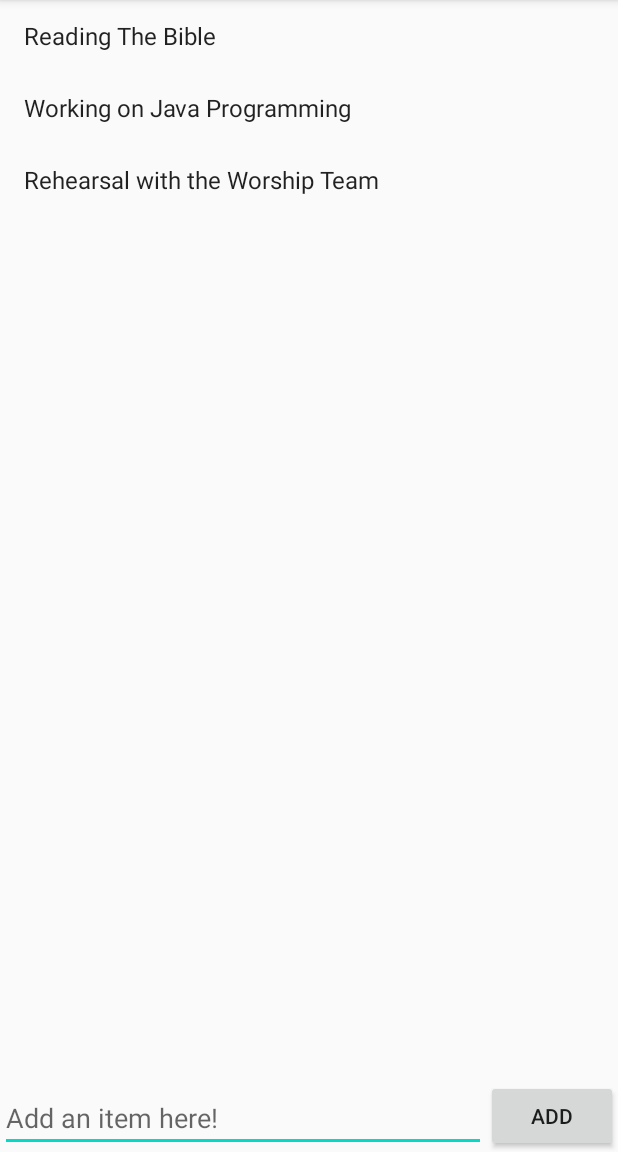
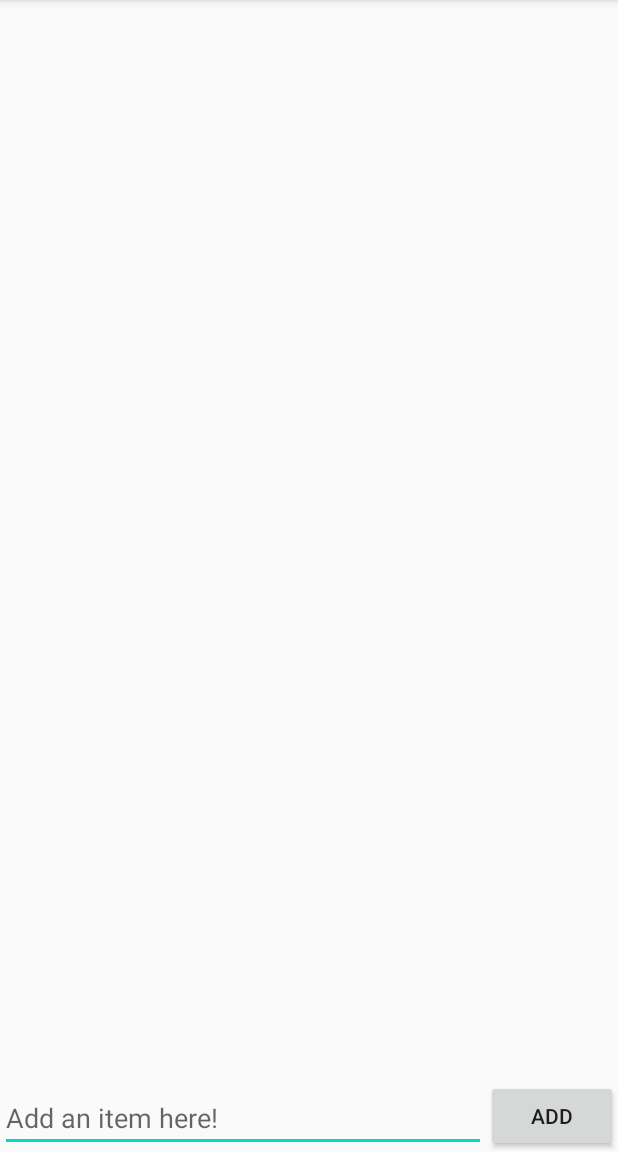
Before and after one commit to djken/Simple-Todo-App, an Android app: the screen it shows after launch (MainActivity), after a tap on "ADD", on a phone screen of 412 x 824 dp, the part 84-1236 px from its top. Run offline under Robolectric (Android 15) with nearby library versions, the phone set to English and light mode, and no system bars.

Commit message:
Read and write items on a file

```diff
--- a/app/build.gradle
+++ b/app/build.gradle
@@ -32,4 +32,5 @@ dependencies {
     androidTestImplementation 'androidx.test.ext:junit:1.1.1'
     androidTestImplementation 'androidx.test.espresso:espresso-core:3.2.0'
     implementation 'androidx.recyclerview:recyclerview:1.1.0'
+    implementation 'commons-io:commons-io:2.6'
 }
--- a/app/src/main/java/com/example/todoapp/MainActivity.java
+++ b/app/src/main/java/com/example/todoapp/MainActivity.java
@@ -6,11 +6,17 @@ import androidx.recyclerview.widget.LinearLayoutManager;
 import androidx.recyclerview.widget.RecyclerView;
 
 import android.os.Bundle;
+import android.util.Log;
 import android.view.View;
 import android.widget.Button;
 import android.widget.EditText;
 import android.widget.Toast;
 
+import org.apache.commons.io.FileUtils;
+
+import java.io.File;
+import java.io.IOException;
+import java.nio.charset.Charset;
 import java.util.ArrayList;
 import java.util.List;
 
@@ -34,11 +40,7 @@ public class MainActivity extends AppCompatActivity {
         edItem = findViewById(R.id.edItem);
         rvItems = findViewById(R.id.rvItems);
 
-        items = new ArrayList<>(); //Instantiate the model
-        //add some data
-        items.add("Reading The Bible");
-        items.add("Working on Java Programming");
-        items.add("Rehearsal with the Worship Team");
+        loadItems();
 
         ItemsAdapter.OnLongClickListener onLongClickListener = new ItemsAdapter.OnLongClickListener(){
             @Override
@@ -49,6 +51,7 @@ public class MainActivity extends AppCompatActivity {
                 // Notify the adapter at which position the item is deleted
                 itemsAdapter.notifyItemRemoved(position);
                 Toast.makeText(getApplicationContext(), "Item was removed", Toast.LENGTH_SHORT).show();
+                saveItems();
 
             }
         };
@@ -69,8 +72,32 @@ public class MainActivity extends AppCompatActivity {
                 itemsAdapter.notifyItemInserted(items.size() - 1);
                 edItem.setText("");
                 Toast.makeText(getApplicationContext(), "Item was added", Toast.LENGTH_SHORT).show();
+                saveItems();
             }
         });
 
     }
+
+    private File getDataFile(){
+        return new File(getFilesDir(), "data.txt");
+    }
+
+    // This function will load items by reading every line of the data file
+    private void loadItems(){
+        try{
+            items = new ArrayList<>(FileUtils.readLines(getDataFile(), Charset.defaultCharset()));
+        } catch (IOException e){
+            Log.e("MainActivity", "Error reading item", e);
+            items = new ArrayList<>();
+        }
+    }
+
+    // This function will save items by writing them into the data file
+    private void saveItems(){
+        try {
+            FileUtils.writeLines(getDataFile(), items);
+        }catch(IOException e){
+            Log.e("MainActivity", "Error writing item", e);
+        }
+    }
 }
```
